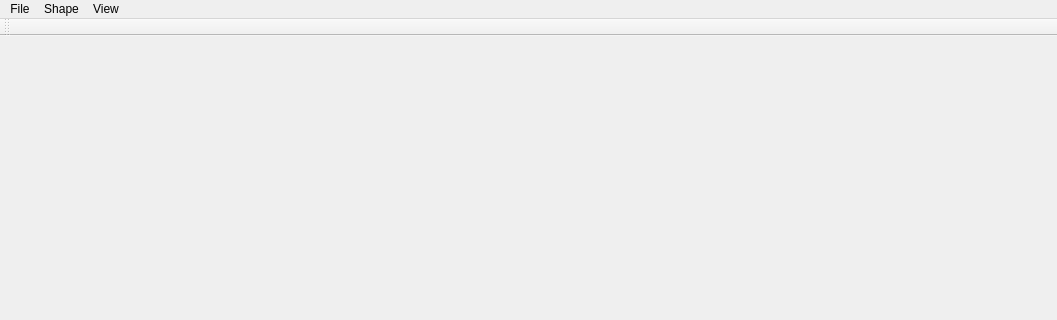
This is SketchBuildingTestBed/MainWindow.ui in gnishida/SketchBuildingTestBed as Qt 5 draws it before an edit; both pictures show x 0 to 1057 and y 0 to 320 of the 1057 by 800 pixel window. The edited form follows.
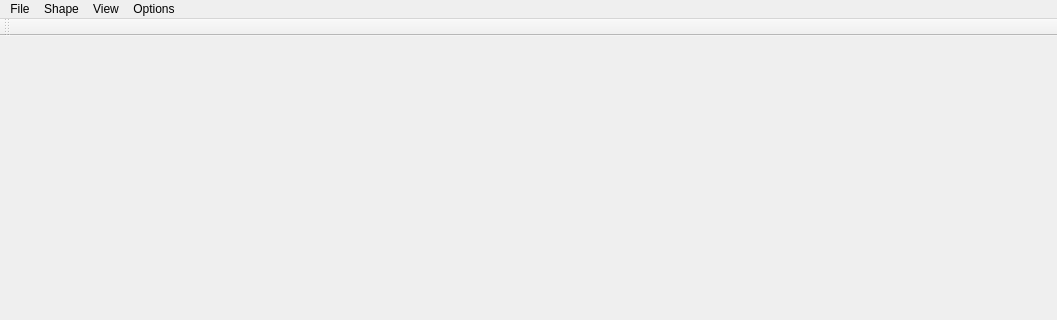
This is the edited form.

```diff
--- a/SketchBuildingTestBed/MainWindow.ui
+++ b/SketchBuildingTestBed/MainWindow.ui
@@ -53,9 +53,16 @@
     <addaction name="actionViewHatching"/>
     <addaction name="actionViewSketchyRendering"/>
    </widget>
+   <widget class="QMenu" name="menuOptions">
+    <property name="title">
+     <string>Options</string>
+    </property>
+    <addaction name="actionSetting"/>
+   </widget>
    <addaction name="menuFile"/>
    <addaction name="menuShape"/>
    <addaction name="menuView"/>
+   <addaction name="menuOptions"/>
   </widget>
   <widget class="QToolBar" name="mainToolBar">
    <attribute name="toolBarArea">
```
Left out of the diff: 5 changed lines with no effect on the pictures.
